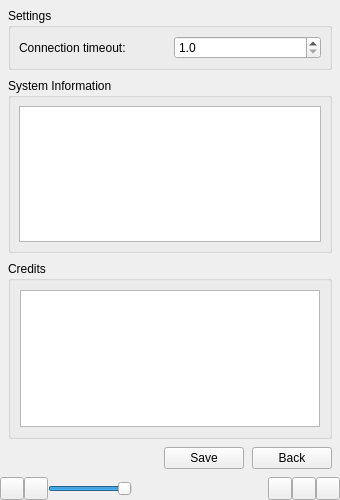
Old version of the form resources/gui/main-window.ui in the repository alexitx/eternal-radio-player.
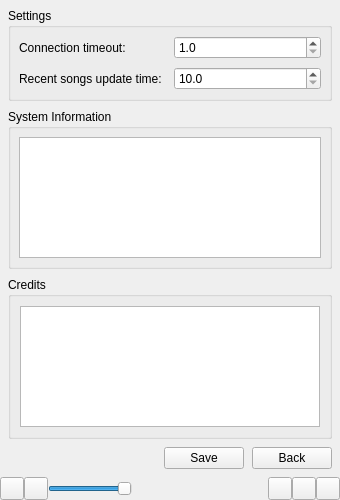
New version of the form. The open tabs and pages were chosen to show the change. Icons and pictures are not drawn. Custom widgets are drawn as their Qt base class.

Commit message: Add config option for recent songs update time

Patch:
```diff
--- a/resources/gui/main-window.ui
+++ b/resources/gui/main-window.ui
@@ -150,8 +150,8 @@
             <rect>
              <x>0</x>
              <y>0</y>
-             <width>194</width>
-             <height>332</height>
+             <width>340</width>
+             <height>478</height>
             </rect>
            </property>
            <layout class="QVBoxLayout" name="settings_layout">
@@ -191,6 +191,20 @@
                <property name="spacing">
                 <number>8</number>
                </property>
+               <item row="0" column="0">
+                <widget class="QLabel" name="connection_timeout_label">
+                 <property name="text">
+                  <string notr="true">Connection timeout:</string>
+                 </property>
+                </widget>
+               </item>
+               <item row="1" column="0">
+                <widget class="QLabel" name="recent_songs_update_time_label">
+                 <property name="text">
+                  <string notr="true">Recent songs update time:</string>
+                 </property>
+                </widget>
+               </item>
                <item row="0" column="1">
                 <widget class="QDoubleSpinBox" name="connection_timeout_input">
                  <property name="decimals">
@@ -204,10 +218,16 @@
                  </property>
                 </widget>
                </item>
-               <item row="0" column="0">
-                <widget class="QLabel" name="connection_timeout_label">
-                 <property name="text">
-                  <string notr="true">Connection timeout:</string>
+               <item row="1" column="1">
+                <widget class="QDoubleSpinBox" name="recent_songs_update_time_input">
+                 <property name="decimals">
+                  <number>1</number>
+                 </property>
+                 <property name="minimum">
+                  <double>10.000000000000000</double>
+                 </property>
+                 <property name="maximum">
+                  <double>300.000000000000000</double>
                  </property>
                 </widget>
                </item>
```
The commit also changes 2 other files.
